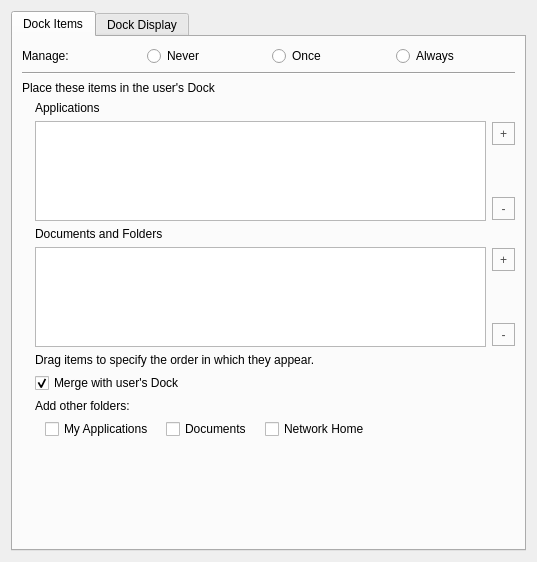
fw-dev/translations, file FWAdminLib/DockDisplayPolicyWidget.ui: the form before one commit.
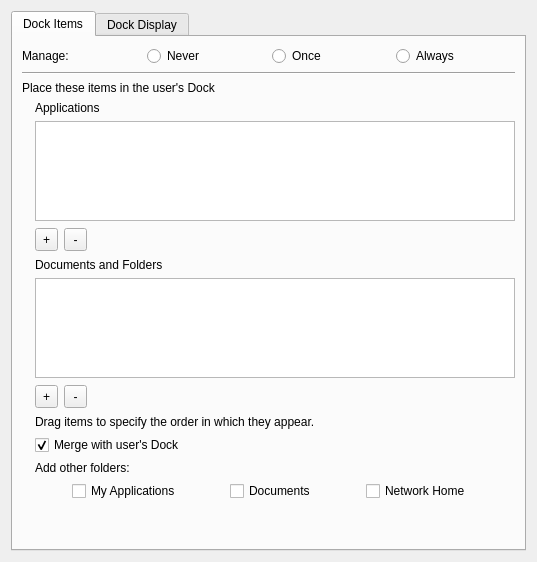
The form after the commit.

```diff
--- a/FWAdminLib/DockDisplayPolicyWidget.ui
+++ b/FWAdminLib/DockDisplayPolicyWidget.ui
@@ -20,29 +20,7 @@
    <item>
     <widget class="QTabWidget" name="tabWidget">
      <property name="styleSheet">
-      <string notr="true">QToolButton {
-	border: 1px solid #b0b0b0;
-	background: qlineargradient(x1: 0, y1: 0, x2: 0, y2: 1,
-                                 stop: 0 #eeeeee, stop: 0.4 #ffffff,
-                                 stop: 0.5 #e3e3e3, stop: 1.0 #efefef);
-	color:#505050;
-}
-
-QToolButton:hover {
-	border: 1px solid gray;
-	background: qlineargradient(x1: 0, y1: 0, x2: 0, y2: 1,
-                                 stop: 0 #eeeeee, stop: 0.4 #ffffff,
-                                 stop: 0.5 #e3e3e3, stop: 1.0 #efefef);
-	color: #505050;
-}
-
-QToolButton:pressed {
-	border: 1px solid gray;
-	background: qlineargradient(x1: 0, y1: 0, x2: 0, y2: 1,
-                                 stop: 0 #dddddd, stop: 0.4 #eeeeee,
-                                 stop: 0.5 #d3d3d3, stop: 1.0 #dfdfdf);
-	color: #505050;
-}</string>
+      <string notr="true"/>
      </property>
      <property name="currentIndex">
       <number>0</number>
@@ -126,7 +104,7 @@
             </widget>
            </item>
            <item>
-            <layout class="QHBoxLayout" name="horizontalLayout_11">
+            <layout class="QVBoxLayout" name="verticalLayout_2">
              <property name="spacing">
               <number>6</number>
              </property>
@@ -153,7 +131,7 @@
               </widget>
              </item>
              <item>
-              <layout class="QVBoxLayout" name="verticalLayout_3">
+              <layout class="QHBoxLayout" name="horizontalLayout_7">
                <property name="topMargin">
                 <number>1</number>
                </property>
@@ -185,19 +163,6 @@
                  </property>
                 </widget>
                </item>
-               <item>
-                <spacer name="verticalSpacer">
-                 <property name="orientation">
-                  <enum>Qt::Vertical</enum>
-                 </property>
-                 <property name="sizeHint" stdset="0">
-                  <size>
-                   <width>20</width>
-                   <height>40</height>
-                  </size>
-                 </property>
-                </spacer>
-               </item>
                <item>
                 <widget class="QToolButton" name="appMinusButton">
                  <property name="sizePolicy">
@@ -223,6 +188,19 @@
                  </property>
                 </widget>
                </item>
+               <item>
+                <spacer name="horizontalSpacer_2">
+                 <property name="orientation">
+                  <enum>Qt::Horizontal</enum>
+                 </property>
+                 <property name="sizeHint" stdset="0">
+                  <size>
+                   <width>40</width>
+                   <height>20</height>
+                  </size>
+                 </property>
+                </spacer>
+               </item>
               </layout>
              </item>
             </layout>
@@ -235,7 +213,7 @@
             </widget>
            </item>
            <item>
-            <layout class="QHBoxLayout" name="horizontalLayout_5">
+            <layout class="QVBoxLayout" name="verticalLayout_3">
              <property name="spacing">
               <number>6</number>
              </property>
@@ -262,7 +240,7 @@
               </widget>
              </item>
              <item>
-              <layout class="QVBoxLayout" name="verticalLayout_4">
+              <layout class="QHBoxLayout" name="horizontalLayout_5">
                <property name="topMargin">
                 <number>1</number>
                </property>
@@ -294,19 +272,6 @@
                  </property>
                 </widget>
                </item>
-               <item>
-                <spacer name="verticalSpacer_2">
-                 <property name="orientation">
-                  <enum>Qt::Vertical</enum>
-                 </property>
-                 <property name="sizeHint" stdset="0">
-                  <size>
-                   <width>20</width>
-                   <height>40</height>
-                  </size>
-                 </property>
-                </spacer>
-               </item>
                <item>
                 <widget class="QToolButton" name="folderMinusButton">
                  <property name="sizePolicy">
@@ -332,6 +297,19 @@
                  </property>
                 </widget>
                </item>
+               <item>
+                <spacer name="horizontalSpacer_4">
+                 <property name="orientation">
+                  <enum>Qt::Horizontal</enum>
+                 </property>
+                 <property name="sizeHint" stdset="0">
+                  <size>
+                   <width>40</width>
+                   <height>20</height>
+                  </size>
+                 </property>
+                </spacer>
+               </item>
               </layout>
              </item>
             </layout>
@@ -362,22 +340,6 @@
            </item>
            <item>
             <layout class="QHBoxLayout" name="horizontalLayout_4">
-             <item>
-              <spacer name="horizontalSpacer">
-               <property name="orientation">
-                <enum>Qt::Horizontal</enum>
-               </property>
-               <property name="sizeType">
-                <enum>QSizePolicy::Fixed</enum>
-               </property>
-               <property name="sizeHint" stdset="0">
-                <size>
-                 <width>10</width>
-                 <height>20</height>
-                </size>
-               </property>
-              </spacer>
-             </item>
              <item>
               <widget class="QCheckBox" name="myApplicationsCheckbox">
                <property name="sizePolicy">
@@ -417,19 +379,6 @@
                </property>
               </widget>
              </item>
-             <item>
-              <spacer name="horizontalSpacer_5">
-               <property name="orientation">
-                <enum>Qt::Horizontal</enum>
-               </property>
-               <property name="sizeHint" stdset="0">
-                <size>
-                 <width>40</width>
-                 <height>20</height>
-                </size>
-               </property>
-              </spacer>
-             </item>
             </layout>
            </item>
            <item>
```
